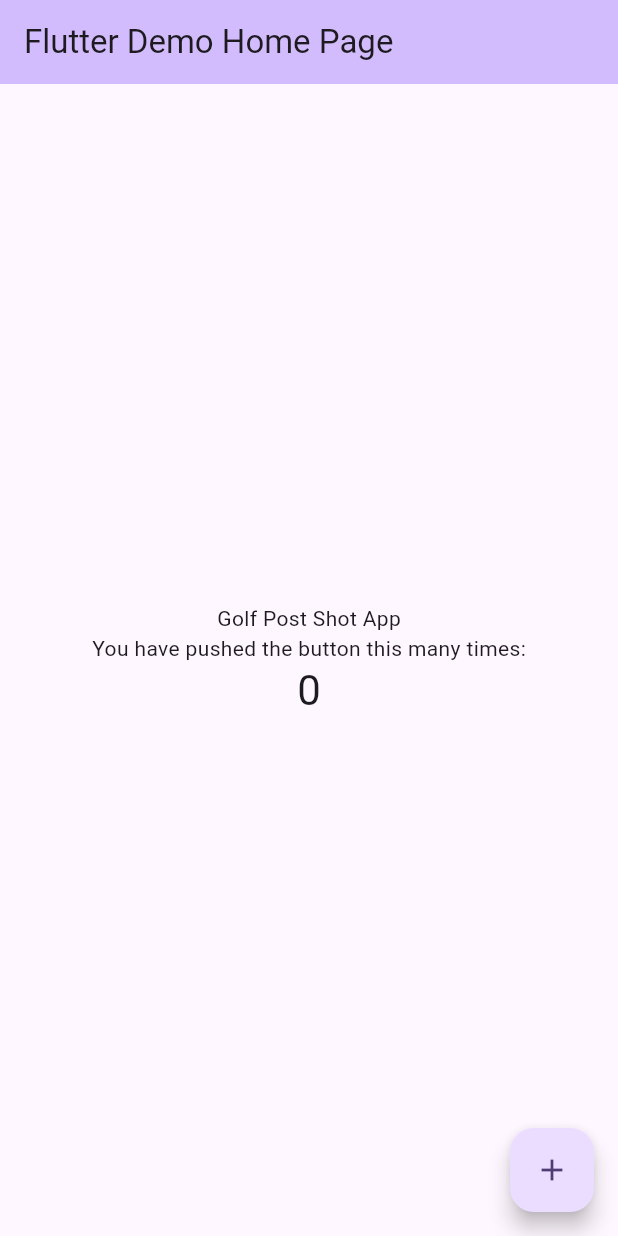
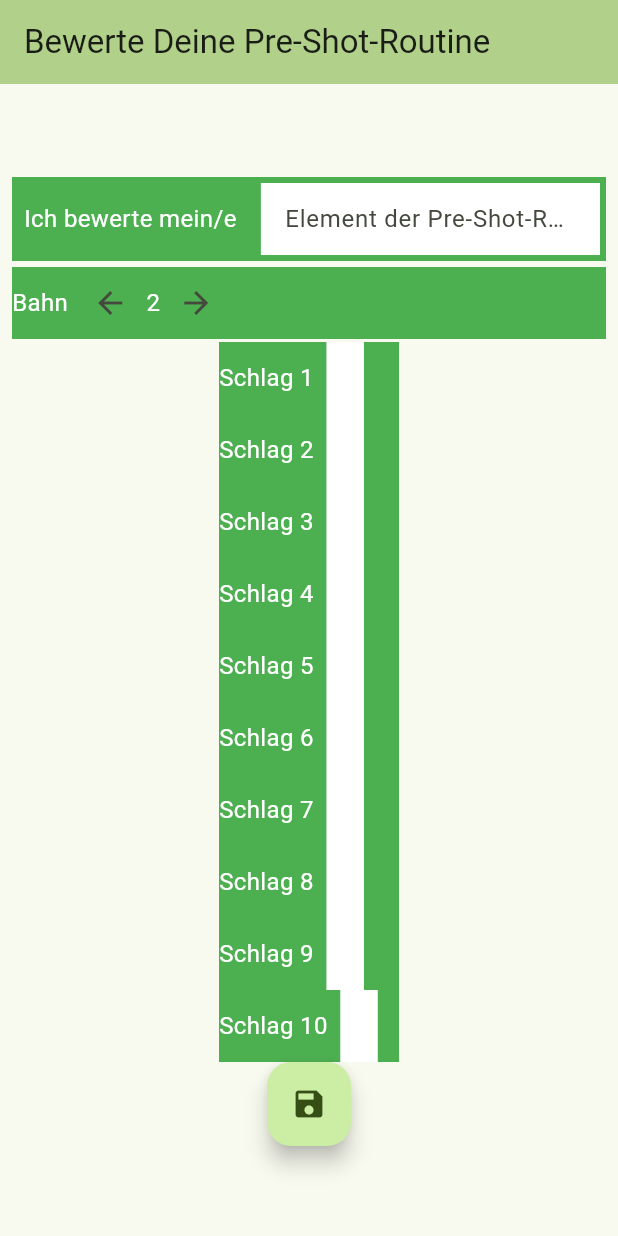
Before and after one commit to chrbuchsteiner61/valuation_pre_shot, a Flutter app: the screen it shows after launch, on a phone screen of 412 x 824 dp. Run offline on Flutter 3.47's test engine with Material 3 defaults, Android fonts, the phone set to English and light mode, and no system bars.

Commit message:
prototyped ui

```diff
--- /dev/null
+++ b/lib/change_the_tee.dart
@@ -0,0 +1,39 @@
+import 'package:flutter/material.dart';
+
+class ChangeTheTee extends StatelessWidget {
+  const ChangeTheTee({super.key});
+
+  void onPressed() {
+    String a = "23";
+  }
+
+  @override
+  Widget build(BuildContext context) {
+    return Padding(
+      padding: EdgeInsets.symmetric(horizontal: 8, vertical: 2),
+      child: Container(
+        color: Colors.green,
+        child: Row(children: <Widget>[
+          Text(
+            'Bahn ',
+            style: TextStyle(fontSize: 16, color: Colors.white),
+          ),
+          IconButton(
+            icon: const Icon(Icons.arrow_back),
+            tooltip: 'Increase volume by 10',
+            onPressed: () {},
+          ),
+          Text(
+            '2',
+            style: TextStyle(fontSize: 16, color: Colors.white),
+          ),
+          IconButton(
+            icon: const Icon(Icons.arrow_forward),
+            tooltip: 'Increase volume by 10',
+            onPressed: () {},
+          ),
+        ]),
+      ),
+    );
+  }
+}
--- /dev/null
+++ b/lib/input_valuation.dart
@@ -0,0 +1,24 @@
+import 'package:flutter/cupertino.dart';
+import 'package:valuation_pre_shot/single_valuation.dart';
+
+class InputValuation extends StatelessWidget {
+  @override
+  Widget build(BuildContext context) {
+    return Center(
+      child: Column(
+        children: <Widget>[
+          SingleValuation(teeNumber: 1),
+          SingleValuation(teeNumber: 2),
+          SingleValuation(teeNumber: 3),
+          SingleValuation(teeNumber: 4),
+          SingleValuation(teeNumber: 5),
+          SingleValuation(teeNumber: 6),
+          SingleValuation(teeNumber: 7),
+          SingleValuation(teeNumber: 8),
+          SingleValuation(teeNumber: 9),
+          SingleValuation(teeNumber: 10),
+        ],
+      ),
+    );
+  }
+}
--- /dev/null
+++ b/lib/input_your_routine_element.dart
@@ -0,0 +1,42 @@
+import 'package:flutter/material.dart';
+
+class InputYourRoutineElement extends StatelessWidget {
+  const InputYourRoutineElement({super.key});
+
+  @override
+  Widget build(BuildContext context) {
+    //String? aHintText = 'Element der Pre Shot Routine';
+    //String? aLabelText = 'Ich bewerte mein/e ';
+
+    return Padding(
+      padding: const EdgeInsets.symmetric(horizontal: 8, vertical: 2),
+      child: Container(
+        color: Colors.green,
+        child: const Row(
+          children: <Widget>[
+            Padding(
+                padding: EdgeInsets.symmetric(horizontal: 8, vertical: 2),
+                child: Text(
+                  'Ich bewerte mein/e ',
+                  style: TextStyle(fontSize: 16, color: Colors.white),
+                ),
+              ),
+            Expanded(
+              child: Padding(
+                padding: EdgeInsets.symmetric(horizontal: 4, vertical: 4),
+                child: TextField(
+                  decoration: InputDecoration(
+                    border: InputBorder.none,
+                    filled: true,
+                    fillColor: Colors.white,
+                    hintText: 'Element der Pre-Shot-Routine',
+                  ),
+                ),
+              ),
+            ),
+          ],
+        ),
+      ),
+    );
+  }
+}
--- a/lib/main.dart
+++ b/lib/main.dart
@@ -1,5 +1,5 @@
 import 'package:flutter/material.dart';
-import 'package:valuation_pre_shot/uiDemo.dart';
+import 'package:valuation_pre_shot/ui_demo.dart';
 
 void main() {
   runApp(const MyApp());
@@ -29,10 +29,10 @@ class MyApp extends StatelessWidget {
         //
         // This works for code too, not just values: Most code changes can be
         // tested with just a hot reload.
-        colorScheme: ColorScheme.fromSeed(seedColor: Colors.deepPurple),
+        colorScheme: ColorScheme.fromSeed(seedColor: Colors.lightGreenAccent),
         useMaterial3: true,
       ),
-      home: const MyHomePage(title: 'Flutter Demo Home Page'),
+      home: const MyHomePage(title: 'Bewerte Deine Pre-Shot-Routine'),
     );
   }
 }
@@ -56,72 +56,19 @@ class MyHomePage extends StatefulWidget {
 }
 
 class _MyHomePageState extends State<MyHomePage> {
-  int _counter = 0;
-
-  void _incrementCounter() {
-    setState(() {
-      // This call to setState tells the Flutter framework that something has
-      // changed in this State, which causes it to rerun the build method below
-      // so that the display can reflect the updated values. If we changed
-      // _counter without calling setState(), then the build method would not be
-      // called again, and so nothing would appear to happen.
-      _counter++;
-    });
-  }
 
   @override
   Widget build(BuildContext context) {
-    // This method is rerun every time setState is called, for instance as done
-    // by the _incrementCounter method above.
-    //
-    // The Flutter framework has been optimized to make rerunning build methods
-    // fast, so that you can just rebuild anything that needs updating rather
-    // than having to individually change instances of widgets.
+
     return Scaffold(
       appBar: AppBar(
-        // TRY THIS: Try changing the color here to a specific color (to
-        // Colors.amber, perhaps?) and trigger a hot reload to see the AppBar
-        // change color while the other colors stay the same.
+
         backgroundColor: Theme.of(context).colorScheme.inversePrimary,
         // Here we take the value from the MyHomePage object that was created by
         // the App.build method, and use it to set our appbar title.
         title: Text(widget.title),
       ),
-      body: Center(
-        // Center is a layout widget. It takes a single child and positions it
-        // in the middle of the parent.
-        child: Column(
-          // Column is also a layout widget. It takes a list of children and
-          // arranges them vertically. By default, it sizes itself to fit its
-          // children horizontally, and tries to be as tall as its parent.
-          //
-          // Column has various properties to control how it sizes itself and
-          // how it positions its children. Here we use mainAxisAlignment to
-          // center the children vertically; the main axis here is the vertical
-          // axis because Columns are vertical (the cross axis would be
-          // horizontal).
-          //
-          // TRY THIS: Invoke "debug painting" (choose the "Toggle Debug Paint"
-          // action in the IDE, or press "p" in the console), to see the
-          // wireframe for each widget.
-          mainAxisAlignment: MainAxisAlignment.center,
-          children: <Widget>[
-            UiDemo(),
-            const Text(
-              'You have pushed the button this many times:',
-            ),
-            Text(
-              '$_counter',
-              style: Theme.of(context).textTheme.headlineMedium,
-            ),
-          ],
-        ),
-      ),
-      floatingActionButton: FloatingActionButton(
-        onPressed: _incrementCounter,
-        tooltip: 'Increment',
-        child: const Icon(Icons.add),
-      ), // This trailing comma makes auto-formatting nicer for build methods.
+      body: UiDemo()// This trailing comma makes auto-formatting nicer for build methods.
     );
   }
 }
--- /dev/null
+++ b/lib/save_your_round.dart
@@ -0,0 +1,30 @@
+import 'package:flutter/material.dart';
+
+class SaveYourRound extends StatelessWidget {
+  const SaveYourRound({super.key});
+
+  void _incrementCounter() {
+    String a = 'hallo';
+  }
+
+  @override
+  Widget build(BuildContext context) {
+    return FloatingActionButton(
+      onPressed: _incrementCounter,
+      tooltip: 'Increment',
+      child: const Icon(Icons.save),
+    );
+  }
+}
+
+//int _counter = 0;
+
+//void _incrementCounter() {
+//setState(() {
+// This call to setState tells the Flutter framework that something has
+// changed in this State, which causes it to rerun the build method below
+// so that the display can reflect the updated values. If we changed
+// _counter without calling setState(), then the build method would not be
+// called again, and so nothing would appear to happen.
+//_counter++;
+//});}
--- /dev/null
+++ b/lib/single_valuation.dart
@@ -0,0 +1,35 @@
+import 'package:flutter/material.dart';
+
+class SingleValuation extends StatelessWidget {
+  String teeNumber = '1';
+
+  SingleValuation({super.key, required teeNumber}) {
+    this.teeNumber = teeNumber.toString();
+  }
+
+  @override
+  Widget build(BuildContext context) {
+    return Center(
+      child: Container(
+        color: Colors.green,
+        width: 120,
+        child: Row(
+          children: <Widget>[
+            Text('Schlag $teeNumber  ',
+                style: const TextStyle(fontSize: 16, color: Colors.white)),
+            const SizedBox(
+              width: 25,
+              child: TextField(
+                decoration: InputDecoration(
+                  border: InputBorder.none,
+                  filled: true,
+                  fillColor: Colors.white,
+                ),
+              ),
+            ),
+          ],
+        ),
+      ),
+    );
+  }
+}
--- a/lib/uiDemo.dart
+++ /dev/null
@@ -1,16 +0,0 @@
-import 'package:flutter/material.dart';
-
-class UiDemo extends StatelessWidget {
-
-  UiDemo(
-
-      );
-
-  @override
-  Widget build(BuildContext context) {
-    return
-    Text('Golf Post Shot App');
-  }
-
-
-}
--- /dev/null
+++ b/lib/ui_demo.dart
@@ -0,0 +1,29 @@
+import 'package:flutter/material.dart';
+
+import 'package:valuation_pre_shot/input_your_routine_element.dart';
+import 'package:valuation_pre_shot/change_the_tee.dart';
+import 'package:valuation_pre_shot/input_valuation.dart';
+import 'package:valuation_pre_shot/save_your_round.dart';
+
+class UiDemo extends StatelessWidget {
+  const UiDemo({super.key});
+
+  // UiDemo();
+
+  @override
+  Widget build(BuildContext context) {
+    return
+        //Text('Golf Post Shot App');
+        Column(
+      mainAxisAlignment: MainAxisAlignment.center,
+      children: <Widget>[
+        const InputYourRoutineElement(),
+        const ChangeTheTee(),
+        Center(
+          child: InputValuation(),
+        ),
+        const SaveYourRound()
+      ],
+    );
+  }
+}
```
